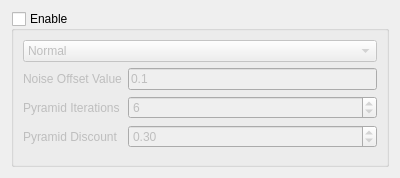
Before: the Qt Designer form ui_files/NoiseOffsetUI.ui in Jelosus2/LoRA_Easy_Training_Colab_Frontend, drawn with Qt 5.
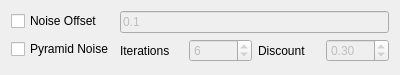
After: the same form once the commit is applied. Custom widgets are drawn as their Qt base class.

Commit message: removed the mutual exclusivity of the noise offset args, because they work together, apparently

The edit to the form file:
```diff
--- a/ui_files/NoiseOffsetUI.ui
+++ b/ui_files/NoiseOffsetUI.ui
@@ -7,68 +7,51 @@
     <x>0</x>
     <y>0</y>
     <width>400</width>
-    <height>178</height>
+    <height>75</height>
    </rect>
   </property>
   <property name="windowTitle">
    <string>Form</string>
   </property>
-  <layout class="QVBoxLayout" name="verticalLayout">
-   <item>
-    <widget class="QGroupBox" name="noise_offset_group">
-     <property name="title">
-      <string>Enable</string>
+  <layout class="QFormLayout" name="formLayout_2">
+   <item row="0" column="0">
+    <widget class="QCheckBox" name="noise_offset_enable">
+     <property name="text">
+      <string>Noise Offset</string>
      </property>
-     <property name="checkable">
-      <bool>true</bool>
-     </property>
-     <property name="checked">
+    </widget>
+   </item>
+   <item row="0" column="1">
+    <widget class="LineEditWithHighlight" name="noise_offset_input">
+     <property name="enabled">
       <bool>false</bool>
      </property>
-     <layout class="QFormLayout" name="formLayout">
+     <property name="text">
+      <string>0.1</string>
+     </property>
+    </widget>
+   </item>
       <item row="1" column="0">
-       <widget class="QLabel" name="label">
+    <widget class="QCheckBox" name="pyramid_noise_enable">
         <property name="text">
-         <string>Noise Offset Value</string>
+      <string>Pyramid Noise</string>
         </property>
        </widget>
       </item>
-      <item row="0" column="0" colspan="2">
-       <widget class="ComboBox" name="noise_offset_selector">
-        <property name="focusPolicy">
-         <enum>Qt::StrongFocus</enum>
-        </property>
-        <property name="toolTip">
-         <string>&lt;html&gt;&lt;head/&gt;&lt;body&gt;&lt;p&gt;Noise offset comes in two varieties, normal, and pyramid. Normal works, but has the issue of not having great compatability. Pyramid seems to work about as well, and not have a big impact on compatability.&lt;/p&gt;&lt;/body&gt;&lt;/html&gt;</string>
-        </property>
+   <item row="1" column="1">
+    <layout class="QHBoxLayout" name="horizontalLayout">
         <item>
-         <property name="text">
-          <string>Normal</string>
-         </property>
-        </item>
-        <item>
-         <property name="text">
-          <string>Pyramid</string>
-         </property>
-        </item>
-       </widget>
-      </item>
-      <item row="2" column="0">
        <widget class="QLabel" name="label_2">
         <property name="text">
-         <string>Pyramid Iterations</string>
+        <string>Iterations</string>
         </property>
        </widget>
       </item>
-      <item row="3" column="0">
-       <widget class="QLabel" name="label_3">
-        <property name="text">
-         <string>Pyramid Discount</string>
-        </property>
-       </widget>
-      </item>
-      <item row="2" column="1">
+     <item>
        <widget class="SpinBox" name="pyramid_iteration_input">
+       <property name="enabled">
+        <bool>false</bool>
+       </property>
         <property name="focusPolicy">
          <enum>Qt::StrongFocus</enum>
         </property>
@@ -83,8 +66,18 @@
         </property>
        </widget>
       </item>
-      <item row="3" column="1">
+     <item>
+      <widget class="QLabel" name="label_3">
+       <property name="text">
+        <string>Discount</string>
+       </property>
+      </widget>
+     </item>
+     <item>
        <widget class="DoubleSpinBox" name="pyramid_discount_input">
+       <property name="enabled">
+        <bool>false</bool>
+       </property>
         <property name="focusPolicy">
          <enum>Qt::StrongFocus</enum>
         </property>
@@ -102,15 +95,7 @@
         </property>
        </widget>
       </item>
-      <item row="1" column="1">
-       <widget class="LineEditWithHighlight" name="noise_offset_input">
-        <property name="text">
-         <string>0.1</string>
-        </property>
-       </widget>
-      </item>
-     </layout>
-    </widget>
+    </layout>
    </item>
   </layout>
  </widget>
@@ -120,11 +105,6 @@
    <extends>QSpinBox</extends>
    <header>modules.ScrollOnSelect.h</header>
   </customwidget>
-  <customwidget>
-   <class>ComboBox</class>
-   <extends>QComboBox</extends>
-   <header>modules.ScrollOnSelect.h</header>
-  </customwidget>
   <customwidget>
    <class>DoubleSpinBox</class>
    <extends>QDoubleSpinBox</extends>
```
Lines whose indentation alone changed are shown as unchanged. The commit also changes 2 other files.
